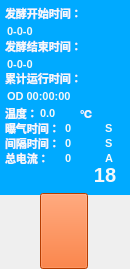
Old version of the form HqswHgd/fftank.ui in the repository hqtecheptech/MagicPill.
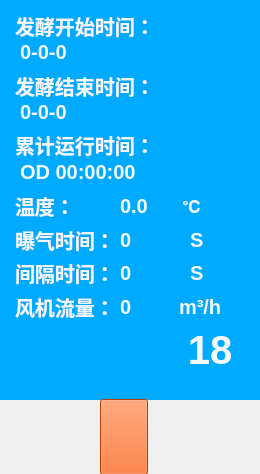
New version of the form. Icons and pictures are not drawn.

Commit message: HqswHgd: update hqsw hgd. Enlarge fftank ui, fix issue in fancontroldlg and fercontroldlg

Diff of the .ui file:
```diff
--- a/HqswHgd/fftank.ui
+++ b/HqswHgd/fftank.ui
@@ -6,8 +6,8 @@
    <rect>
     <x>0</x>
     <y>0</y>
-    <width>130</width>
-    <height>269</height>
+    <width>260</width>
+    <height>474</height>
    </rect>
   </property>
   <property name="windowTitle">
@@ -24,8 +24,8 @@
     <rect>
      <x>0</x>
      <y>0</y>
-     <width>130</width>
-     <height>195</height>
+     <width>260</width>
+     <height>400</height>
     </rect>
    </property>
    <property name="minimumSize">
@@ -467,16 +467,16 @@
    <widget class="QLabel" name="startTimeLabel">
     <property name="geometry">
      <rect>
-      <x>5</x>
-      <y>5</y>
-      <width>81</width>
-      <height>16</height>
+      <x>15</x>
+      <y>10</y>
+      <width>200</width>
+      <height>32</height>
      </rect>
     </property>
     <property name="font">
      <font>
       <family>Verdana</family>
-      <pointsize>8</pointsize>
+      <pointsize>15</pointsize>
       <weight>75</weight>
       <bold>true</bold>
       <kerning>true</kerning>
@@ -493,16 +493,16 @@
    <widget class="QLabel" name="endTimeLabel">
     <property name="geometry">
      <rect>
-      <x>5</x>
-      <y>38</y>
-      <width>91</width>
-      <height>16</height>
+      <x>15</x>
+      <y>70</y>
+      <width>200</width>
+      <height>32</height>
      </rect>
     </property>
     <property name="font">
      <font>
       <family>Verdana</family>
-      <pointsize>8</pointsize>
+      <pointsize>15</pointsize>
       <weight>75</weight>
       <bold>true</bold>
      </font>
@@ -518,16 +518,16 @@
    <widget class="QLabel" name="totalTimeLabel">
     <property name="geometry">
      <rect>
-      <x>5</x>
-      <y>70</y>
-      <width>91</width>
-      <height>16</height>
+      <x>15</x>
+      <y>129</y>
+      <width>200</width>
+      <height>32</height>
      </rect>
     </property>
     <property name="font">
      <font>
       <family>Verdana</family>
-      <pointsize>8</pointsize>
+      <pointsize>15</pointsize>
       <weight>75</weight>
       <bold>true</bold>
      </font>
@@ -543,15 +543,15 @@
    <widget class="QLabel" name="startTimeValueLabel">
     <property name="geometry">
      <rect>
-      <x>7</x>
-      <y>25</y>
-      <width>121</width>
-      <height>16</height>
+      <x>20</x>
+      <y>40</y>
+      <width>200</width>
+      <height>32</height>
      </rect>
     </property>
     <property name="font">
      <font>
-      <pointsize>8</pointsize>
+      <pointsize>15</pointsize>
       <weight>75</weight>
       <bold>true</bold>
      </font>
@@ -570,15 +570,15 @@
    <widget class="QLabel" name="endTimeValueLabel">
     <property name="geometry">
      <rect>
-      <x>7</x>
-      <y>58</y>
-      <width>121</width>
-      <height>16</height>
+      <x>20</x>
+      <y>100</y>
+      <width>200</width>
+      <height>32</height>
      </rect>
     </property>
     <property name="font">
      <font>
-      <pointsize>8</pointsize>
+      <pointsize>15</pointsize>
       <weight>75</weight>
       <bold>true</bold>
      </font>
@@ -597,15 +597,15 @@
    <widget class="QLabel" name="totalTimeValueLabel">
     <property name="geometry">
      <rect>
-      <x>7</x>
-      <y>90</y>
-      <width>100</width>
-      <height>16</height>
+      <x>20</x>
+      <y>160</y>
+      <width>200</width>
+      <height>32</height>
      </rect>
     </property>
     <property name="font">
      <font>
-      <pointsize>8</pointsize>
+      <pointsize>15</pointsize>
       <weight>75</weight>
       <bold>true</bold>
      </font>
@@ -624,16 +624,16 @@
    <widget class="QLabel" name="weightTempture">
     <property name="geometry">
      <rect>
-      <x>5</x>
-      <y>105</y>
-      <width>55</width>
-      <height>16</height>
+      <x>15</x>
+      <y>190</y>
+      <width>100</width>
+      <height>32</height>
      </rect>
     </property>
     <property name="font">
      <font>
       <family>Verdana</family>
-      <pointsize>8</pointsize>
+      <pointsize>15</pointsize>
       <weight>75</weight>
       <bold>true</bold>
      </font>
@@ -649,15 +649,15 @@
    <widget class="QLabel" name="wtValueLabel">
     <property name="geometry">
      <rect>
-      <x>40</x>
-      <y>105</y>
-      <width>40</width>
-      <height>16</height>
+      <x>120</x>
+      <y>190</y>
+      <width>60</width>
+      <height>32</height>
      </rect>
     </property>
     <property name="font">
      <font>
-      <pointsize>8</pointsize>
+      <pointsize>15</pointsize>
       <weight>75</weight>
       <bold>true</bold>
      </font>
@@ -673,15 +673,15 @@
    <widget class="QLabel" name="wtValueLabel_1">
     <property name="geometry">
      <rect>
-      <x>80</x>
-      <y>105</y>
-      <width>16</width>
-      <height>16</height>
+      <x>182</x>
+      <y>190</y>
+      <width>32</width>
+      <height>32</height>
      </rect>
     </property>
     <property name="font">
      <font>
-      <pointsize>8</pointsize>
+      <pointsize>13</pointsize>
       <weight>75</weight>
       <bold>true</bold>
      </font>
@@ -697,15 +697,15 @@
    <widget class="QLabel" name="tankIndexLabel">
     <property name="geometry">
      <rect>
-      <x>90</x>
-      <y>160</y>
-      <width>30</width>
-      <height>30</height>
+      <x>180</x>
+      <y>320</y>
+      <width>60</width>
+      <height>60</height>
      </rect>
     </property>
     <property name="font">
      <font>
-      <pointsize>15</pointsize>
+      <pointsize>30</pointsize>
       <weight>75</weight>
       <bold>true</bold>
      </font>
@@ -724,16 +724,16 @@
    <widget class="QLabel" name="SpaceTimeLabel">
     <property name="geometry">
      <rect>
-      <x>5</x>
-      <y>135</y>
-      <width>55</width>
-      <height>16</height>
+      <x>15</x>
+      <y>257</y>
+      <width>100</width>
+      <height>32</height>
      </rect>
     </property>
     <property name="font">
      <font>
       <family>Verdana</family>
-      <pointsize>8</pointsize>
+      <pointsize>15</pointsize>
       <weight>75</weight>
       <bold>true</bold>
      </font>
@@ -749,15 +749,15 @@
    <widget class="QLabel" name="wtValueLabel_4">
     <property name="geometry">
      <rect>
-      <x>105</x>
-      <y>135</y>
-      <width>16</width>
-      <height>16</height>
+      <x>190</x>
+      <y>257</y>
+      <width>30</width>
+      <height>32</height>
      </rect>
     </property>
     <property name="font">
      <font>
-      <pointsize>8</pointsize>
+      <pointsize>15</pointsize>
       <weight>75</weight>
       <bold>true</bold>
      </font>
@@ -773,15 +773,15 @@
    <widget class="QLabel" name="spacTimeValueLabel">
     <property name="geometry">
      <rect>
-      <x>65</x>
-      <y>135</y>
-      <width>40</width>
-      <height>16</height>
+      <x>120</x>
+      <y>257</y>
+      <width>60</width>
+      <height>32</height>
      </rect>
     </property>
     <property name="font">
      <font>
-      <pointsize>8</pointsize>
+      <pointsize>15</pointsize>
       <weight>75</weight>
       <bold>true</bold>
      </font>
@@ -797,15 +797,15 @@
    <widget class="QLabel" name="runTimeValueLabel">
     <property name="geometry">
      <rect>
-      <x>65</x>
-      <y>120</y>
-      <width>40</width>
-      <height>16</height>
+      <x>120</x>
+      <y>224</y>
+      <width>60</width>
+      <height>32</height>
      </rect>
     </property>
     <property name="font">
      <font>
-      <pointsize>8</pointsize>
+      <pointsize>15</pointsize>
       <weight>75</weight>
       <bold>true</bold>
      </font>
@@ -821,16 +821,16 @@
    <widget class="QLabel" name="runTimeLabel">
     <property name="geometry">
      <rect>
-      <x>5</x>
-      <y>120</y>
-      <width>55</width>
-      <height>16</height>
+      <x>15</x>
+      <y>224</y>
+      <width>100</width>
+      <height>32</height>
      </rect>
     </property>
     <property name="font">
      <font>
       <family>Verdana</family>
-      <pointsize>8</pointsize>
+      <pointsize>15</pointsize>
       <weight>75</weight>
       <bold>true</bold>
      </font>
@@ -846,15 +846,15 @@
    <widget class="QLabel" name="wtValueLabel_5">
     <property name="geometry">
      <rect>
-      <x>105</x>
-      <y>120</y>
-      <width>16</width>
-      <height>16</height>
+      <x>190</x>
+      <y>224</y>
+      <width>32</width>
+      <height>32</height>
      </rect>
     </property>
     <property name="font">
      <font>
-      <pointsize>8</pointsize>
+      <pointsize>15</pointsize>
       <weight>75</weight>
       <bold>true</bold>
      </font>
@@ -871,8 +871,8 @@
   <widget class="QPushButton" name="fanButton">
    <property name="geometry">
     <rect>
-     <x>40</x>
-     <y>193</y>
+     <x>100</x>
+     <y>399</y>
      <width>48</width>
      <height>76</height>
     </rect>
@@ -1336,15 +1336,15 @@
    </property>
    <property name="geometry">
     <rect>
-     <x>65</x>
-     <y>150</y>
-     <width>40</width>
-     <height>16</height>
+     <x>120</x>
+     <y>291</y>
+     <width>60</width>
+     <height>32</height>
     </rect>
    </property>
    <property name="font">
     <font>
-     <pointsize>8</pointsize>
+     <pointsize>15</pointsize>
      <weight>75</weight>
      <bold>true</bold>
     </font>
@@ -1363,15 +1363,15 @@
    </property>
    <property name="geometry">
     <rect>
-     <x>105</x>
-     <y>150</y>
-     <width>16</width>
-     <height>16</height>
+     <x>179</x>
+     <y>291</y>
+     <width>60</width>
+     <height>32</height>
     </rect>
    </property>
    <property name="font">
     <font>
-     <pointsize>8</pointsize>
+     <pointsize>15</pointsize>
      <weight>75</weight>
      <bold>true</bold>
     </font>
@@ -1381,7 +1381,7 @@
 color: rgba(250, 250, 250, 250);</string>
    </property>
    <property name="text">
-    <string>A</string>
+    <string>m³/h</string>
    </property>
   </widget>
   <widget class="QLabel" name="totalCurrentLabel">
@@ -1390,16 +1390,16 @@
    </property>
    <property name="geometry">
     <rect>
-     <x>5</x>
-     <y>150</y>
-     <width>55</width>
-     <height>16</height>
+     <x>15</x>
+     <y>291</y>
+     <width>100</width>
+     <height>32</height>
     </rect>
    </property>
    <property name="font">
     <font>
      <family>Verdana</family>
-     <pointsize>8</pointsize>
+     <pointsize>15</pointsize>
      <weight>75</weight>
      <bold>true</bold>
     </font>
@@ -1409,7 +1409,7 @@
 color: rgba(250, 250, 250, 250);</string>
    </property>
    <property name="text">
-    <string>总电流：</string>
+    <string>风机流量：</string>
    </property>
   </widget>
  </widget>
```
The commit also changes 13 other files.
